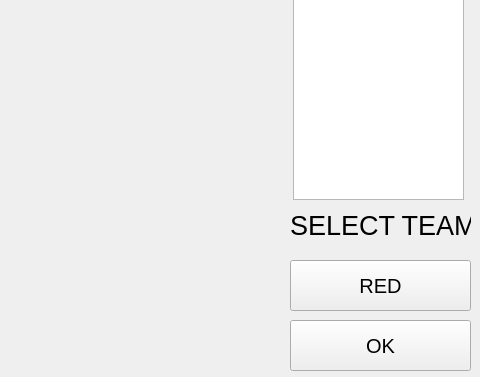
qiayuanl/RM2019SummerCamp, file RCBigAlgo/catkin_ws/src/rcbigalgo/ui/mainwindow.ui: the form before one commit; both pictures show x 530 to 1010 and y 200 to 577 of the 1010 by 577 pixel window.
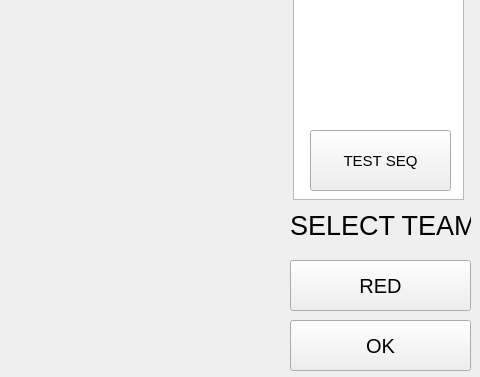
The form after the commit.

Diff of the .ui file:
```diff
--- a/RCBigAlgo/catkin_ws/src/rcbigalgo/ui/mainwindow.ui
+++ b/RCBigAlgo/catkin_ws/src/rcbigalgo/ui/mainwindow.ui
@@ -114,6 +114,19 @@
      </rect>
     </property>
    </widget>
+   <widget class="QPushButton" name="pTestSeq">
+    <property name="geometry">
+     <rect>
+      <x>840</x>
+      <y>330</y>
+      <width>141</width>
+      <height>61</height>
+     </rect>
+    </property>
+    <property name="text">
+     <string>TEST SEQ</string>
+    </property>
+   </widget>
   </widget>
  </widget>
  <layoutdefault spacing="6" margin="11"/>
```
